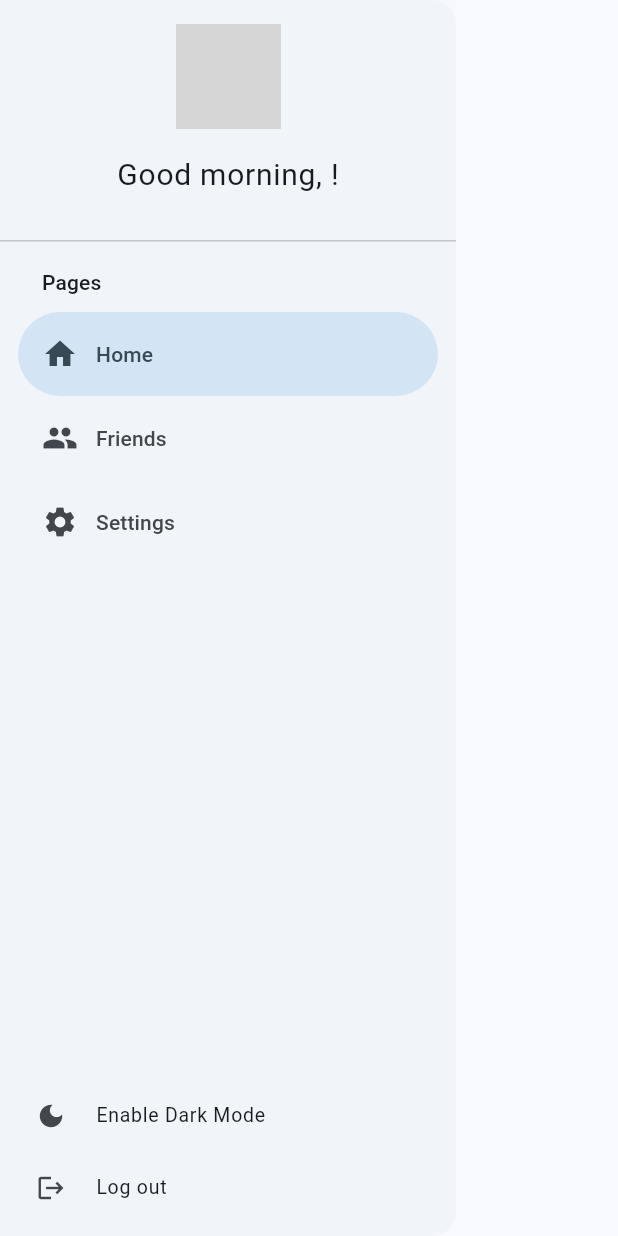
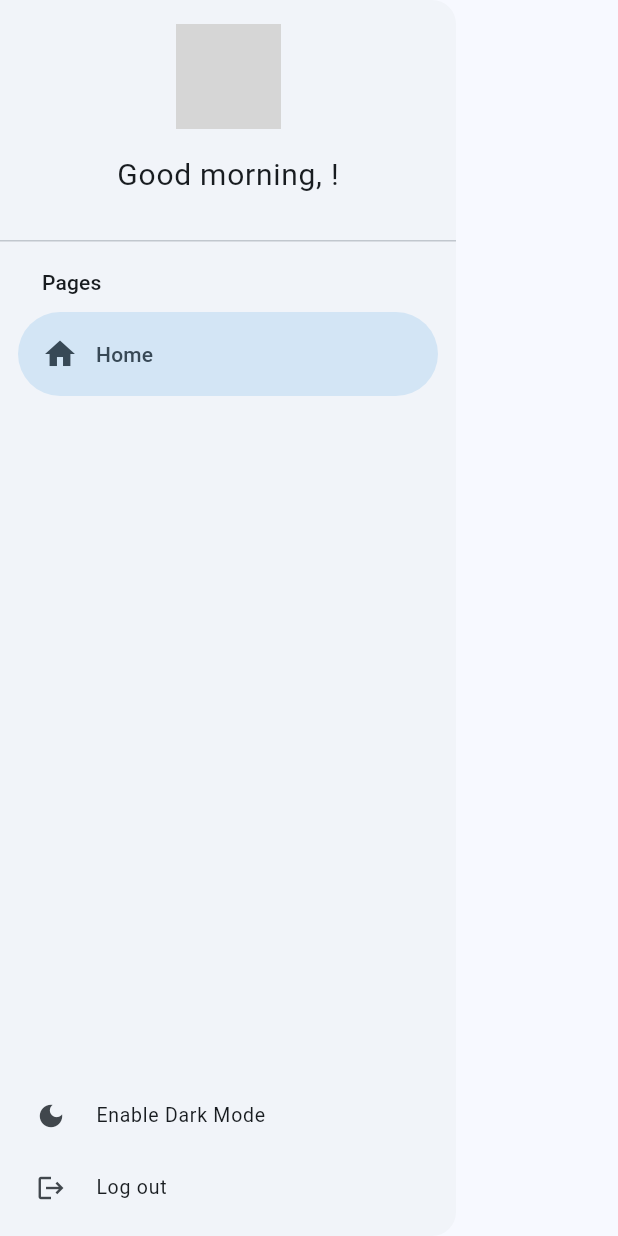
Before and after one commit to zeykafx/lepl1509-moviegram, a Flutter app: the DrawerComponent widget shown alone on an empty page, opened directly, on a phone screen of 412 x 824 dp. Run offline on Flutter 3.47's test engine with Material 2 defaults, Android fonts, the phone set to English and light mode, and no system bars; drawn by our look-alikes of dynamic_color; our stand-ins replace card_swiper, cloud_firestore, firebase_auth, firebase_core, firebase_storage, flutter_animate and 4 more; missing offline and left inert: interactive_bottom_sheet; accounts and stored records are empty; network calls fail; grey boxes are pictures that could not be loaded.

Commit message:
small changes

```diff
--- a/lib/components/drawer/drawer.dart
+++ b/lib/components/drawer/drawer.dart
@@ -44,16 +44,16 @@ class _DrawerState extends State<DrawerComponent> {
       Icon(Icons.home),
       HomePage(),
     ),
-    const Destination(
-      "Friends",
-      Icon(Icons.people),
-      FriendsPage(),
-    ),
-    const Destination(
-      "Settings",
-      Icon(Icons.settings),
-      SettingsPage(),
-    ),
+    // const Destination(
+    //   "Friends",
+    //   Icon(Icons.people),
+    //   FriendsPage(),
+    // ),
+    // const Destination(
+    //   "Settings",
+    //   Icon(Icons.settings),
+    //   SettingsPage(),
+    // ),
   ];
 
   User? currentUser = FirebaseAuth.instance.currentUser;
--- a/lib/pages/movie/movie_page.dart
+++ b/lib/pages/movie/movie_page.dart
@@ -80,7 +80,7 @@ class _MoviePageState extends State<MoviePage> {
             child: Column(
               children: [
                 _buildMovieInformation(context, size),
-                movie!.actors.length > 0
+                movie!.actors.isNotEmpty
                     ? Column(
                         children: [
                           Padding(
```
